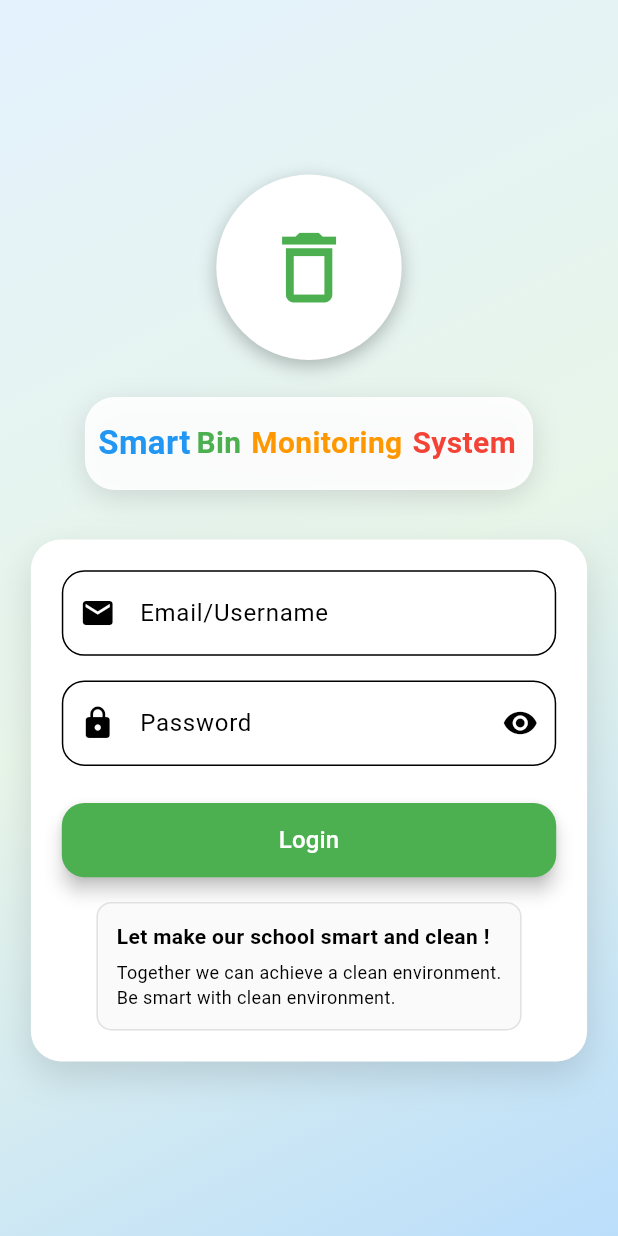
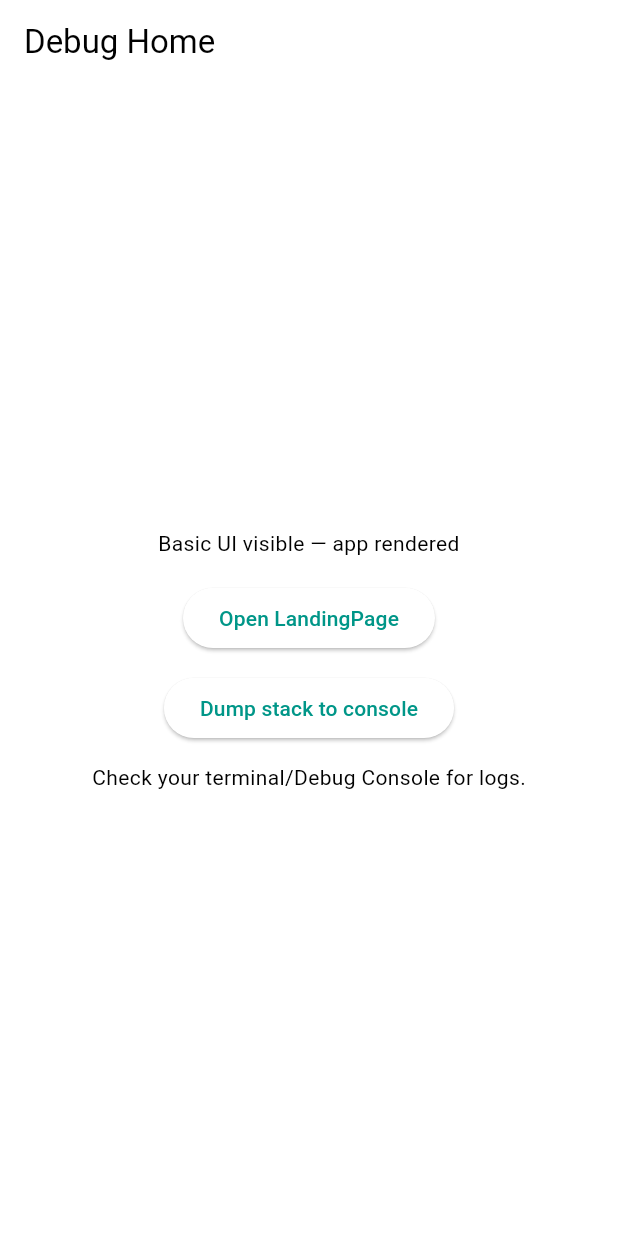
Before and after one commit to ndengeyingoma/smart-bin, a Flutter app: the screen it shows after launch, on a phone screen of 412 x 824 dp. Run offline on Flutter 3.47's test engine with Material 3 defaults, Android fonts, the phone set to English and light mode, and no system bars; our stand-ins replace firebase_core, flutter_dotenv, google_maps_flutter, shared_preferences; accounts and stored records are empty.

Commit message:
Updated Flutter Smart Bin project

```diff
--- a/lib/main.dart
+++ b/lib/main.dart
@@ -1,13 +1,37 @@
+import 'dart:async';
+import 'package:flutter/foundation.dart';
 import 'package:flutter/material.dart';
 import 'package:provider/provider.dart';
+import 'package:firebase_core/firebase_core.dart';
 import 'services/auth_service.dart';
 import 'screens/landing/landing_page.dart';
 
-void main() async {
-  // ✅ Ensure Flutter is initialized before anything else (fixes NotInitializedError)
+Future<void> main() async {
   WidgetsFlutterBinding.ensureInitialized();
 
-  runApp(const MyApp());
+  // Log Flutter framework errors to console
+  FlutterError.onError = (FlutterErrorDetails details) {
+    FlutterError.dumpErrorToConsole(details);
+    if (kReleaseMode == false) {
+      // in debug mode also print stack
+      Zone.current.handleUncaughtError(
+          details.exception, details.stack ?? StackTrace.current);
+    }
+  };
+
+  try {
+    await Firebase.initializeApp();
+    print('Firebase initialized successfully');
+  } catch (e, st) {
+    print('Failed to initialize Firebase: $e\n$st');
+  }
+
+  runZonedGuarded(() {
+    runApp(const MyApp());
+  }, (error, stack) {
+    // Catch async errors
+    print('Uncaught zone error: $error\n$stack');
+  });
 }
 
 class MyApp extends StatelessWidget {
@@ -15,31 +39,55 @@ class MyApp extends StatelessWidget {
 
   @override
   Widget build(BuildContext context) {
-    return ChangeNotifierProvider(
-      create: (context) => AuthService(),
+    return ChangeNotifierProvider<AuthService>(
+      create: (_) => AuthService(),
       child: MaterialApp(
         title: 'Smart Bin Monitoring',
         theme: ThemeData(
           primaryColor: Colors.teal,
-          colorScheme: const ColorScheme.light(
-            primary: Colors.teal,
-            secondary: Colors.orange,
-            surface: Colors.white,
-          ),
-          appBarTheme: const AppBarTheme(
-            backgroundColor: Colors.teal,
-            foregroundColor: Colors.white,
-          ),
-          elevatedButtonTheme: ElevatedButtonThemeData(
-            style: ElevatedButton.styleFrom(
-              backgroundColor: Colors.teal,
-              foregroundColor: Colors.white,
-            ),
-          ),
+          colorScheme: ColorScheme.fromSwatch(primarySwatch: Colors.teal)
+              .copyWith(secondary: Colors.orange),
         ),
-        home: const LandingPage(),
+        // TEMP DEBUG HOME: swap back to LandingPage() after debugging
+        home: const DebugHome(),
         debugShowCheckedModeBanner: false,
       ),
     );
   }
 }
+
+class DebugHome extends StatelessWidget {
+  const DebugHome({super.key});
+
+  @override
+  Widget build(BuildContext context) {
+    return Scaffold(
+      appBar: AppBar(title: const Text('Debug Home')),
+      body: Center(
+        child: Padding(
+          padding: const EdgeInsets.all(16),
+          child: Column(mainAxisSize: MainAxisSize.min, children: [
+            const Text('Basic UI visible — app rendered',
+                textAlign: TextAlign.center),
+            const SizedBox(height: 16),
+            ElevatedButton(
+              onPressed: () {
+                // quick runtime check: try to navigate to LandingPage
+                Navigator.of(context).push(
+                    MaterialPageRoute(builder: (_) => const LandingPage()));
+              },
+              child: const Text('Open LandingPage'),
+            ),
+            const SizedBox(height: 12),
+            ElevatedButton(
+              onPressed: () => debugPrintStack(label: 'Manual stack dump'),
+              child: const Text('Dump stack to console'),
+            ),
+            const SizedBox(height: 12),
+            const Text('Check your terminal/Debug Console for logs.'),
+          ]),
+        ),
+      ),
+    );
+  }
+}
--- a/pubspec.yaml
+++ b/pubspec.yaml
@@ -14,6 +14,8 @@ dependencies:
   google_maps_flutter: ^2.2.0
   shared_preferences: ^2.2.2
   cupertino_icons: ^1.0.8
+  firebase_core: ^2.12.0    # added
+  firebase_auth: ^4.6.0    # add if AuthService uses Firebase Auth
 
 dev_dependencies:
   flutter_test:
```
Also changed, not shown: pubspec.lock, 8 other files.
